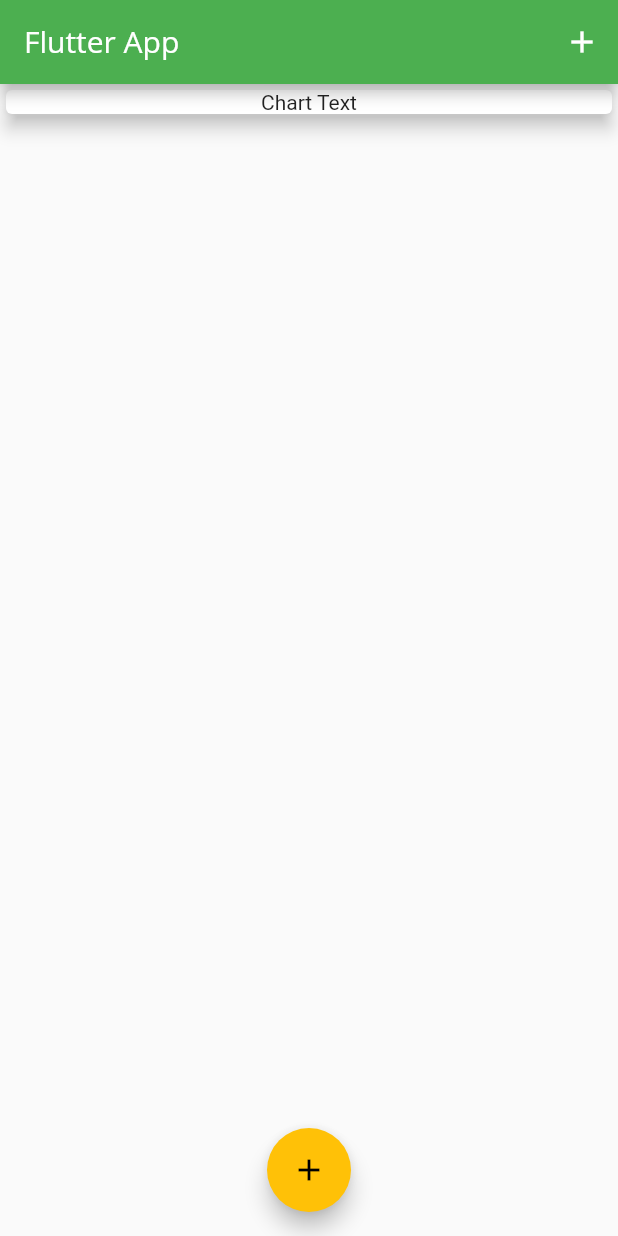
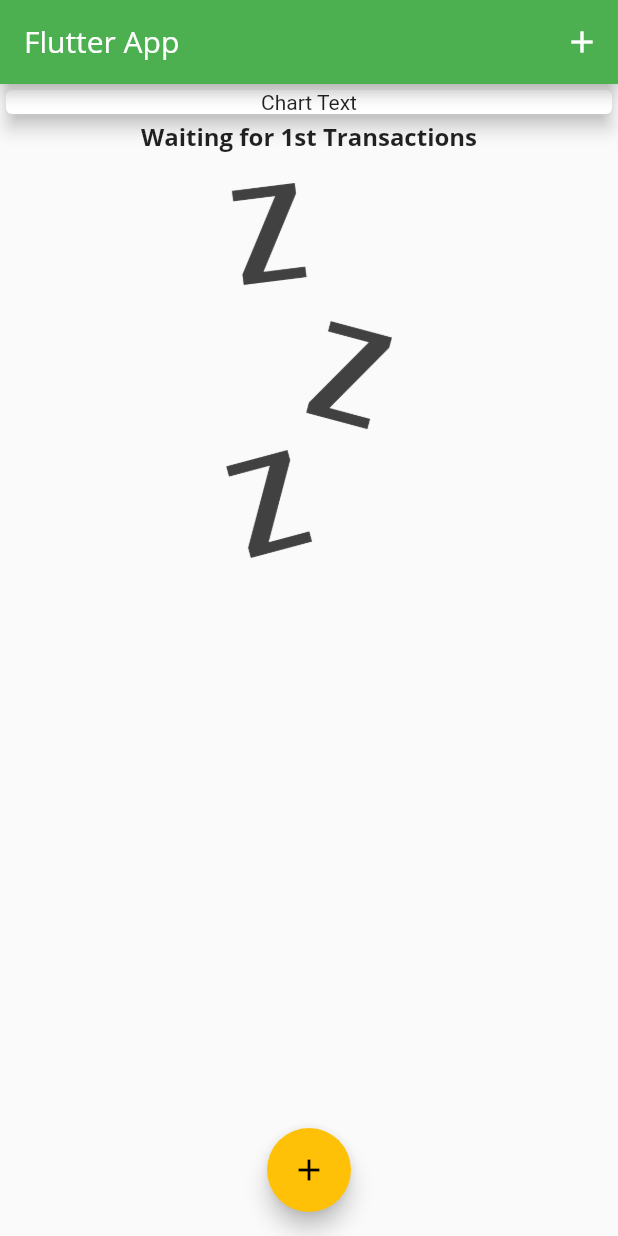
Before and after one commit to GargNishant/PersonalExpenses, a Flutter app: the screen it shows after launch, on a phone screen of 412 x 824 dp. Run offline on Flutter 3.47's test engine with Material 2 defaults, Android fonts, the phone set to English and light mode, and no system bars.

Commit message:
*(transactionList.dart) No data Image when Empty

```diff
--- a/lib/widgets/transactionList.dart
+++ b/lib/widgets/transactionList.dart
@@ -12,7 +12,14 @@ class TransactionList extends StatelessWidget{
   Widget build(BuildContext context) {
     return Container(
       height: 300,
-      child: ListView.builder(
+      child: transactions.isEmpty ?
+        Column(children: <Widget>[
+          Text("Waiting for 1st Transactions", style: Theme.of(context).textTheme.headline6,),
+          SizedBox(height: 20,),
+          Container(height: 250,child: Image.asset("assets/images/waiting.png",fit: BoxFit.cover,)),
+        ],)
+        :
+        ListView.builder(
         itemBuilder: (ctX,index){
           return TransWidget(transactions[index]);
         },
```
